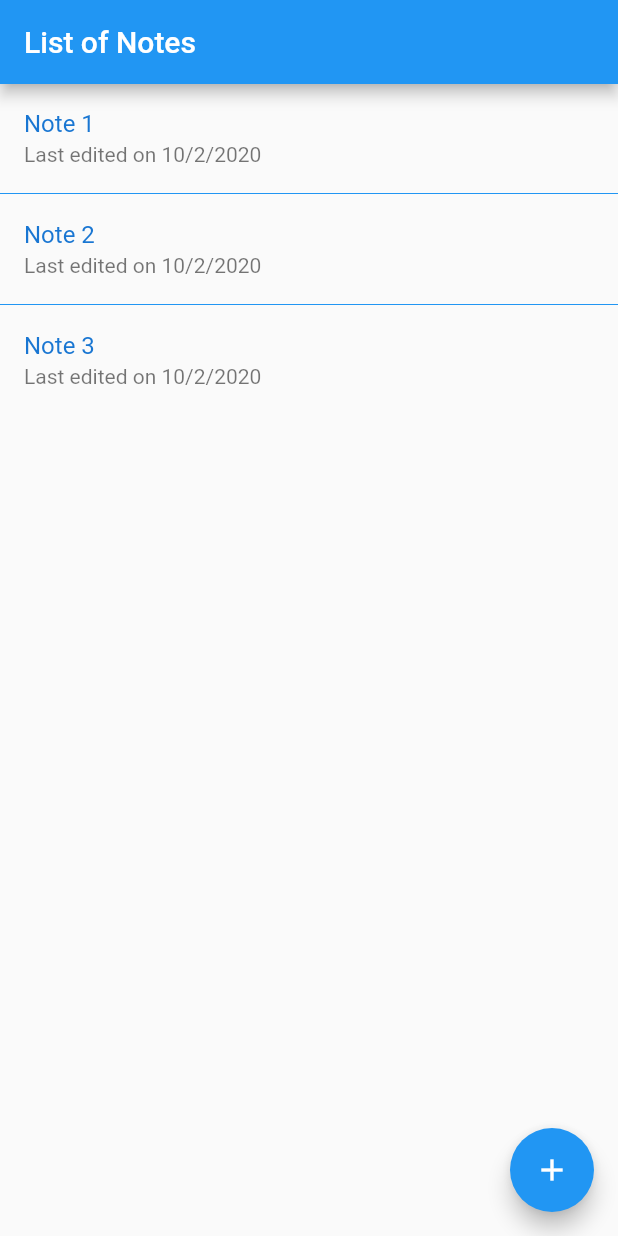
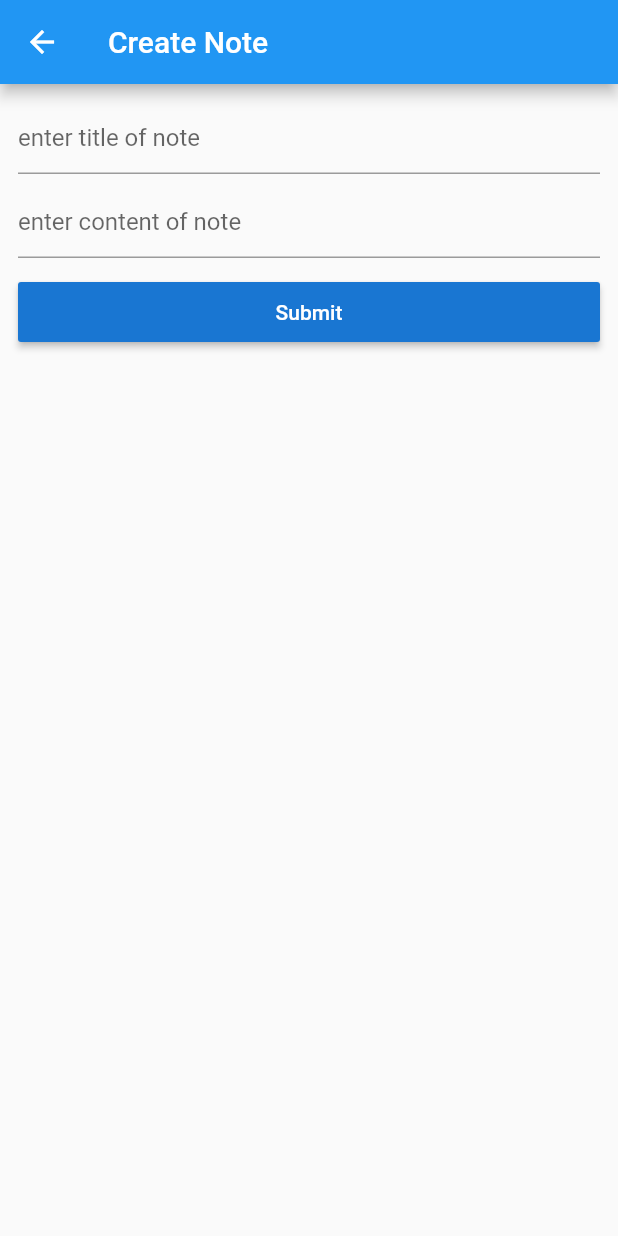
Before and after one commit to lion10/Note_Flutter, a Flutter app: the screen it shows after launch, after a tap on the "add" icon, on a phone screen of 412 x 824 dp. Run offline on Flutter 3.47's test engine with Material 2 defaults, Android fonts, the phone set to English and light mode, and no system bars.

Commit message:
add note modify screen

```diff
--- a/lib/views/note_list.dart
+++ b/lib/views/note_list.dart
@@ -1,5 +1,6 @@
 import 'package:flutter/material.dart';
 import 'package:note_app/models/note_for_listing.dart';
+import 'package:note_app/views/note_modify.dart';
 
 
 class NoteList extends StatelessWidget {
@@ -38,7 +39,7 @@ class NoteList extends StatelessWidget {
       ),
       floatingActionButton: FloatingActionButton(
         onPressed: (){
-
+          Navigator.of(context).push(MaterialPageRoute(builder: (_)=> NoteModify()));
         },
         child: Icon(Icons.add),
       ),
--- /dev/null
+++ b/lib/views/note_modify.dart
@@ -0,0 +1,45 @@
+import 'package:flutter/material.dart';
+
+class NoteModify extends StatelessWidget {
+  @override
+  Widget build(BuildContext context) {
+
+    return Scaffold(
+      appBar: AppBar(
+        title: Text('Create Note'),
+      ),
+      body: Padding(
+        padding:EdgeInsets.all(12.0),
+        child:  Column(
+          children: <Widget>[
+            TextField(
+              decoration: InputDecoration(
+                hintText:"enter title of note",
+              ),
+            ),
+            Container(height: 8.0,),
+            TextField(
+              decoration: InputDecoration(
+                hintText:"enter content of note",
+              ),
+            ),
+            Container(height: 16.0,),
+
+            SizedBox(
+              width: double.infinity,
+              height: 40,
+              child: RaisedButton(
+                color:Theme.of(context).primaryColorDark,
+                child: Text('Submit',
+                style: TextStyle(color: Colors.white),),
+                onPressed: (){
+                  Navigator.of(context).pop();
+                },
+              ),
+            )
+          ],
+        ),
+      )
+    );
+  }
+}
```
